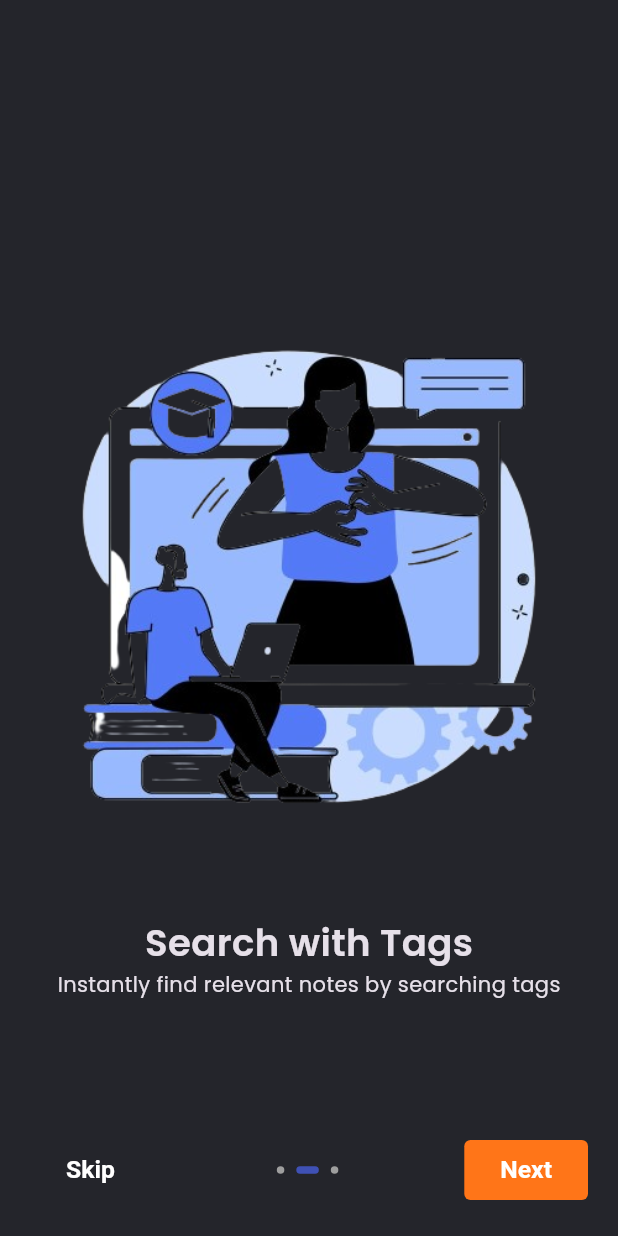
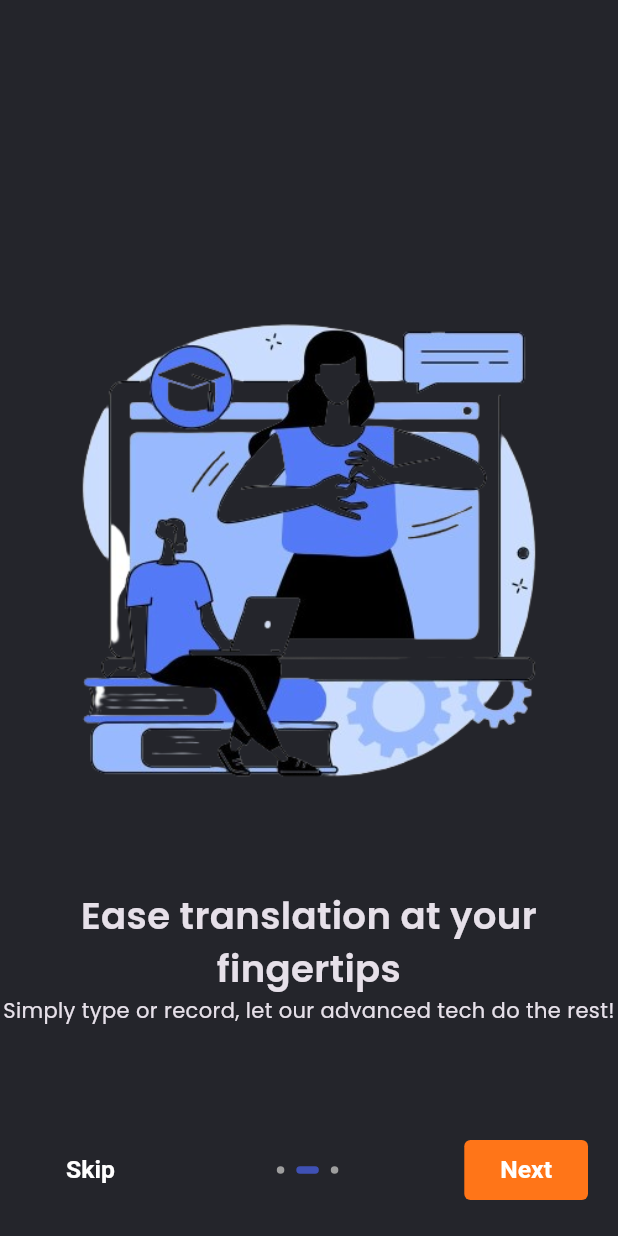
Before and after one commit to DevMaan707/ASL, a Flutter app: the screen it shows after launch, swiped to page 2, on a phone screen of 412 x 824 dp. Run offline on Flutter 3.47's test engine with Material 3 defaults, Android fonts, the phone set to English and light mode, and no system bars; drawn by our look-alikes of smooth_page_indicator; our stand-ins replace get, lottie, shared_preferences, speech_to_text, video_player; project files that could hold a hidden picture were left out.

Commit message:
onboarding texts changed

```diff
--- a/lib/utils/constants/AllTexts.dart
+++ b/lib/utils/constants/AllTexts.dart
@@ -3,12 +3,12 @@ import 'package:aslcom/utils/customs/MyTexts.dart';
 
 class AllTexts {
   static const String onboardingTitle1_1 = "Welcome to";
-  static const String onboardingTitle1_2 = "AU Notes";
-  static const String onboardingTitle2 = "Search with Tags";
-  static const String onboardingTitle3 = "AI Chatbot";
-  static const String onboardingPara1 = "Browse all notes quickly!";
-  static const String onboardingPara2 = "Instantly find relevant notes by searching tags";
-  static const String onboardingPara3 = "Ask questions directly within your notes and get immediate answers from our AI.";
+  static const String onboardingTitle1_2 = "ASL Translator";
+  static const String onboardingTitle2 = "Ease translation at your fingertips";
+  static const String onboardingTitle3 = "Connect and communicate effortlessly";
+  static const String onboardingPara1 = "Discover a seamless way to translate ASL to English and vice versa!";
+  static const String onboardingPara2 = "Simply type or record, let our advanced tech do the rest!";
+  static const String onboardingPara3 = "Break dowm the language barrier and enhance your communication skills!";
 
   static Text onboardingTitle1_1Text(BuildContext context) {
     return Text(
@@ -20,12 +20,14 @@ class AllTexts {
   static Text onboardingTitle1_2Text(BuildContext context) {
     return Text(
       onboardingTitle1_2,
+      textAlign: TextAlign.center,
       style: MyTexts.textmdbold(context),
     );
   }
   static Text onboardingTitle2Text(BuildContext context) {
     return Text(
       onboardingTitle2,
+      textAlign: TextAlign.center,
       style: MyTexts.textmdbold(context),
     );
   }
@@ -33,18 +35,21 @@ class AllTexts {
   static Text onboardingTitle3Text(BuildContext context) {
     return Text(
       onboardingTitle3,
+      textAlign: TextAlign.center,
       style: MyTexts.textmdbold(context),
     );
   }
   static Text onboardingPara1Text(BuildContext context) {
     return Text(
       onboardingPara1,
+     textAlign: TextAlign.center,
      // style: MyTexts.textmdbold(context),
     );
   }
   static Text onboardingPara2Text(BuildContext context) {
     return Text(
       onboardingPara2,
+      textAlign: TextAlign.center,
       //style: MyTexts.textmdbold(context),
     );
   }
```
Also changed, not shown: 1 other file.
